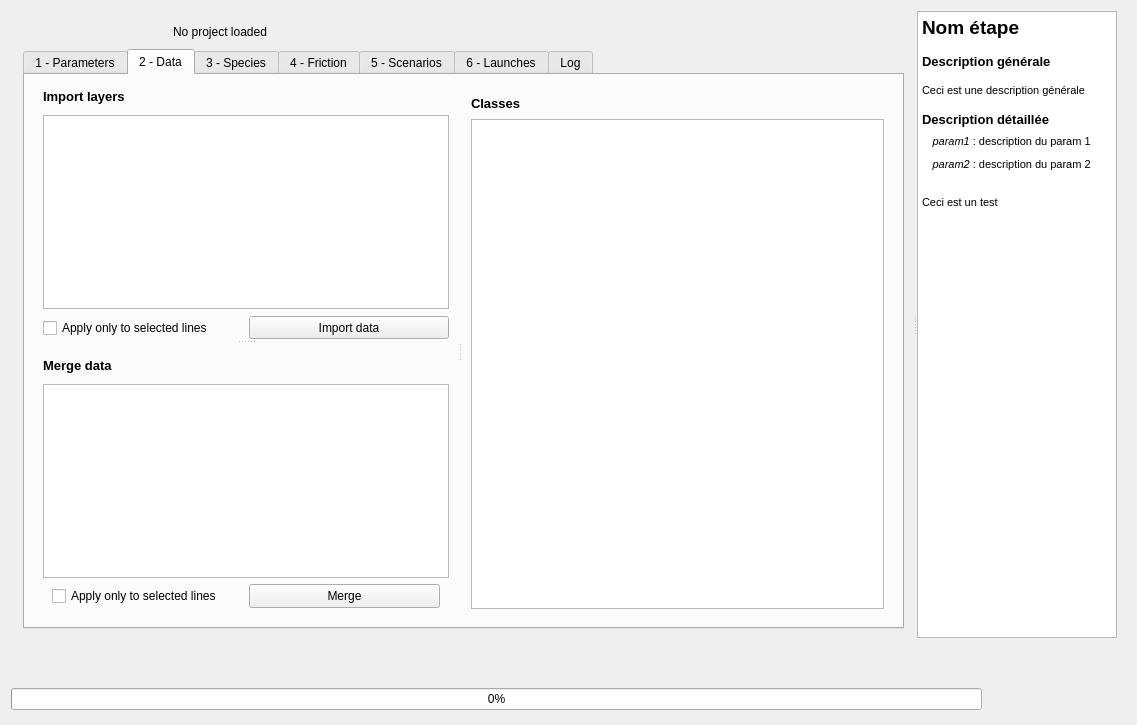
Qt form ui/miti_connect_dialog_base.ui (MathieuChailloux/MitiConnect) before a commit.
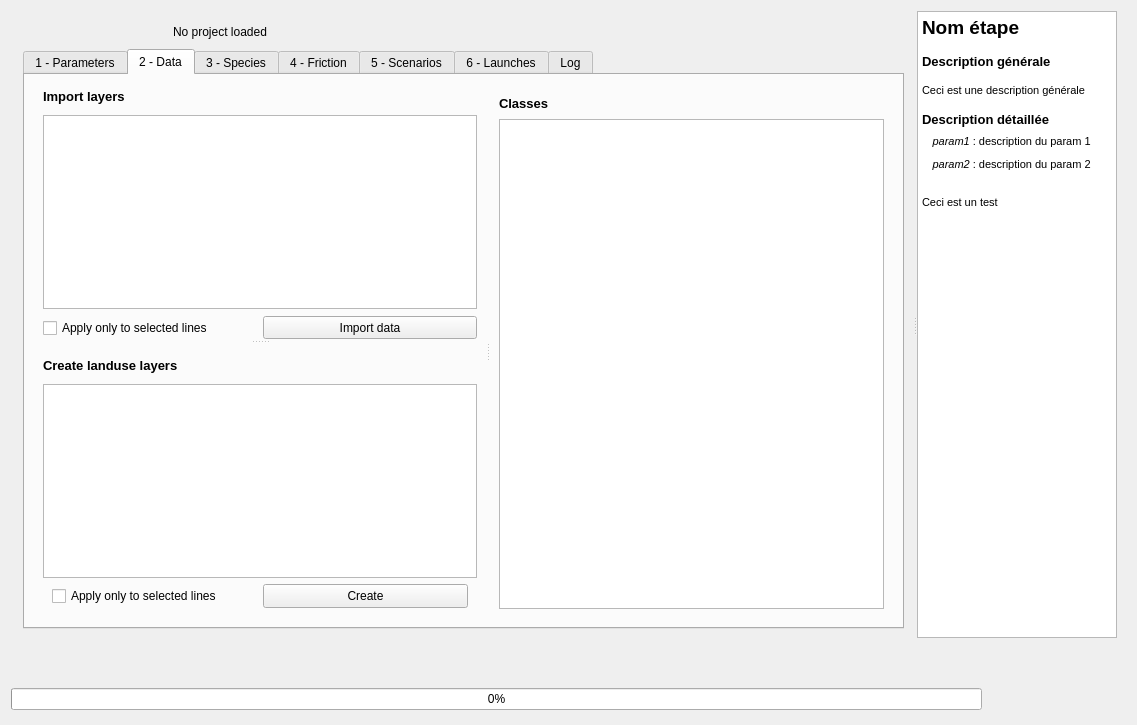
The same form after that commit. The open tabs and pages were chosen to show the change. Icons and pictures are not drawn. Custom widgets are drawn as their Qt base class.

What changed in the file:
```diff
--- a/ui/miti_connect_dialog_base.ui
+++ b/ui/miti_connect_dialog_base.ui
@@ -906,7 +906,7 @@
                              </font>
                             </property>
                             <property name="text">
-                             <string>Merge data</string>
+                             <string>Create landuse layers</string>
                             </property>
                             <property name="scaledContents">
                              <bool>true</bool>
@@ -1085,7 +1085,7 @@
                                 <enum>Qt::LeftToRight</enum>
                                </property>
                                <property name="text">
-                                <string>Merge</string>
+                                <string>Create</string>
                                </property>
                                <property name="icon">
                                 <iconset>
```
